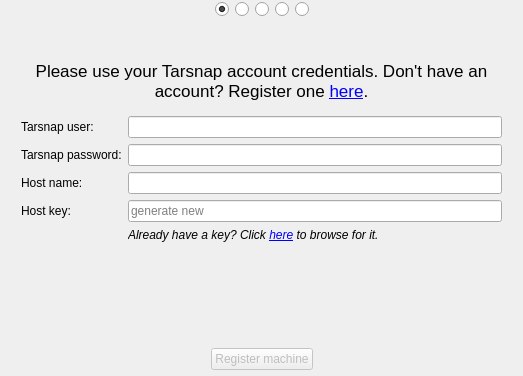
The window that setupdialog.ui (Tarsnap/tarsnap-gui) describes before a commit, drawn with Qt 5.
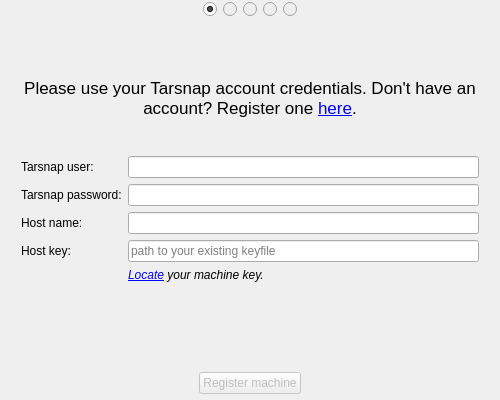
The same window after the commit. The open tabs and pages were chosen to show the change. Icons and pictures are not drawn.

Diff of the .ui file:
```diff
--- a/setupdialog.ui
+++ b/setupdialog.ui
@@ -6,10 +6,16 @@
    <rect>
     <x>0</x>
     <y>0</y>
-    <width>523</width>
-    <height>376</height>
+    <width>500</width>
+    <height>400</height>
    </rect>
   </property>
+  <property name="minimumSize">
+   <size>
+    <width>500</width>
+    <height>400</height>
+   </size>
+  </property>
   <property name="acceptDrops">
    <bool>true</bool>
   </property>
@@ -89,6 +95,9 @@
       </item>
       <item>
        <widget class="QRadioButton" name="advancedPageRadioButton">
+        <property name="enabled">
+         <bool>false</bool>
+        </property>
         <property name="text">
          <string/>
         </property>
@@ -96,13 +105,19 @@
       </item>
       <item>
        <widget class="QRadioButton" name="restorePageRadioButton">
+        <property name="enabled">
+         <bool>false</bool>
+        </property>
         <property name="text">
          <string/>
         </property>
        </widget>
       </item>
       <item>
-       <widget class="QRadioButton" name="newAccountPageRadioButton">
+       <widget class="QRadioButton" name="registerAccountPageRadioButton">
+        <property name="enabled">
+         <bool>false</bool>
+        </property>
         <property name="text">
          <string/>
         </property>
@@ -110,6 +125,9 @@
       </item>
       <item>
        <widget class="QRadioButton" name="donePageRadioButton">
+        <property name="enabled">
+         <bool>false</bool>
+        </property>
         <property name="maximumSize">
          <size>
           <width>16777215</width>
@@ -604,6 +622,9 @@
      </widget>
      <widget class="QWidget" name="newAccountPage">
       <layout class="QVBoxLayout" name="verticalLayout_4">
+       <property name="spacing">
+        <number>0</number>
+       </property>
        <property name="leftMargin">
         <number>12</number>
        </property>
@@ -639,16 +660,59 @@
        </item>
        <item>
         <widget class="QWidget" name="actionCenterWidget" native="true">
-         <layout class="QGridLayout" name="gridLayout_2">
+         <layout class="QFormLayout" name="registerPageActionCenterLayout">
+          <property name="fieldGrowthPolicy">
+           <enum>QFormLayout::ExpandingFieldsGrow</enum>
+          </property>
+          <property name="horizontalSpacing">
+           <number>-1</number>
+          </property>
+          <property name="verticalSpacing">
+           <number>-1</number>
+          </property>
           <property name="topMargin">
-           <number>0</number>
+           <number>12</number>
           </property>
           <property name="bottomMargin">
            <number>0</number>
           </property>
-          <property name="spacing">
-           <number>-1</number>
-          </property>
+          <item row="0" column="0">
+           <widget class="QLabel" name="tarsnapUserLabel">
+            <property name="text">
+             <string>Tarsnap user:</string>
+            </property>
+            <property name="buddy">
+             <cstring>tarsnapUserLineEdit</cstring>
+            </property>
+           </widget>
+          </item>
+          <item row="0" column="1">
+           <widget class="QLineEdit" name="tarsnapUserLineEdit">
+            <property name="clearButtonEnabled">
+             <bool>true</bool>
+            </property>
+           </widget>
+          </item>
+          <item row="1" column="0">
+           <widget class="QLabel" name="tarsnapPasswordLabel">
+            <property name="text">
+             <string>Tarsnap password:</string>
+            </property>
+            <property name="buddy">
+             <cstring>tarsnapPasswordLineEdit</cstring>
+            </property>
+           </widget>
+          </item>
+          <item row="1" column="1">
+           <widget class="QLineEdit" name="tarsnapPasswordLineEdit">
+            <property name="echoMode">
+             <enum>QLineEdit::Password</enum>
+            </property>
+            <property name="clearButtonEnabled">
+             <bool>true</bool>
+            </property>
+           </widget>
+          </item>
           <item row="2" column="0">
            <widget class="QLabel" name="label_9">
             <property name="text">
@@ -659,16 +723,6 @@
             </property>
            </widget>
           </item>
-          <item row="1" column="0">
-           <widget class="QLabel" name="label_8">
-            <property name="text">
-             <string>Tarsnap password:</string>
-            </property>
-            <property name="buddy">
-             <cstring>tarsnapPasswordLineEdit</cstring>
-            </property>
-           </widget>
-          </item>
           <item row="2" column="1">
            <widget class="QLineEdit" name="hostNameLineEdit">
             <property name="text">
@@ -679,25 +733,8 @@
             </property>
            </widget>
           </item>
-          <item row="0" column="1">
-           <widget class="QLineEdit" name="tarsnapUserLineEdit">
-            <property name="clearButtonEnabled">
-             <bool>true</bool>
-            </property>
-           </widget>
-          </item>
-          <item row="1" column="1">
-           <widget class="QLineEdit" name="tarsnapPasswordLineEdit">
-            <property name="echoMode">
-             <enum>QLineEdit::Password</enum>
-            </property>
-            <property name="clearButtonEnabled">
-             <bool>true</bool>
-            </property>
-           </widget>
-          </item>
           <item row="3" column="0">
-           <widget class="QLabel" name="label_10">
+           <widget class="QLabel" name="hostKeyLabel">
             <property name="text">
              <string>Host key:</string>
             </property>
@@ -712,39 +749,26 @@
              <string/>
             </property>
             <property name="placeholderText">
-             <string>generate new</string>
+             <string>path to your existing keyfile</string>
             </property>
             <property name="clearButtonEnabled">
              <bool>true</bool>
             </property>
            </widget>
           </item>
-          <item row="0" column="0">
-           <widget class="QLabel" name="label_7">
-            <property name="text">
-             <string>Tarsnap user:</string>
-            </property>
-            <property name="buddy">
-             <cstring>tarsnapUserLineEdit</cstring>
-            </property>
-           </widget>
-          </item>
           <item row="4" column="1">
-           <widget class="QLabel" name="haveKeyLabel">
+           <widget class="QLabel" name="hostHaveKeyLabel">
             <property name="font">
              <font>
               <italic>true</italic>
              </font>
             </property>
             <property name="text">
-             <string>&lt;html&gt;&lt;head/&gt;&lt;body&gt;&lt;p&gt;Already have a key? Click &lt;a href=&quot;/&quot;&gt;&lt;span style=&quot; text-decoration: underline; color:#0000ff;&quot;&gt;here&lt;/span&gt;&lt;/a&gt; to browse for it.&lt;/p&gt;&lt;/body&gt;&lt;/html&gt;</string>
+             <string>&lt;html&gt;&lt;head/&gt;&lt;body&gt;&lt;p&gt;&lt;a href=&quot;/&quot;&gt;&lt;span style=&quot; text-decoration: underline; color:#0000ff;&quot;&gt;Locate&lt;/span&gt;&lt;/a&gt; your machine key.&lt;/p&gt;&lt;/body&gt;&lt;/html&gt;</string>
             </property>
            </widget>
           </item>
-         </layout>
-        </widget>
-       </item>
-       <item>
+          <item row="5" column="0" colspan="2">
         <widget class="QLabel" name="errorLabel">
          <property name="font">
           <font>
@@ -770,6 +794,9 @@
          </property>
         </widget>
        </item>
+         </layout>
+        </widget>
+       </item>
        <item alignment="Qt::AlignBottom">
         <widget class="QWidget" name="buttonBox_4" native="true">
          <layout class="QHBoxLayout" name="horizontalLayout_5">
```
Left out of the diff: 15 changed lines with no effect on the pictures. Lines whose indentation alone changed are shown as unchanged.
